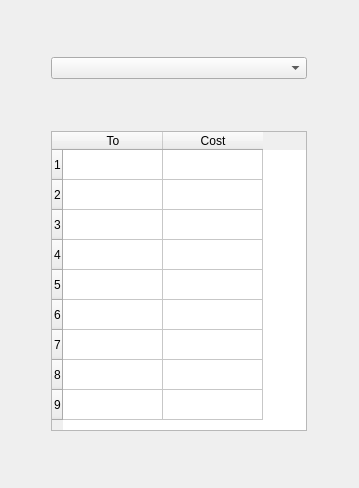
Qt form costtable.ui (plsakr/rna-sequence-diff-patch) before a commit.
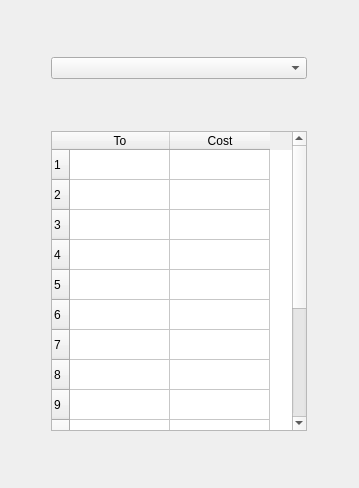
The same form after that commit.

```diff
--- a/costtable.ui
+++ b/costtable.ui
@@ -35,7 +35,7 @@
       </size>
      </property>
      <property name="rowCount">
-      <number>9</number>
+      <number>15</number>
      </property>
      <property name="columnCount">
       <number>2</number>
@@ -52,6 +52,12 @@
      <row/>
      <row/>
      <row/>
+     <row/>
+     <row/>
+     <row/>
+     <row/>
+     <row/>
+     <row/>
      <column>
       <property name="text">
        <string>To</string>
```
